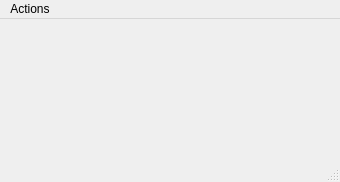
First picture: the form in BoneLedDisplay/BoneLedDisplay.ui, repository Syntro/BeagleBoneLeds, before the edit.
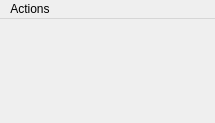
Second picture: the form after the edit.

Commit message: Reducing footprint for Gumstix LCD

```diff
--- a/BoneLedDisplay/BoneLedDisplay.ui
+++ b/BoneLedDisplay/BoneLedDisplay.ui
@@ -6,8 +6,8 @@
    <rect>
     <x>0</x>
     <y>0</y>
-    <width>340</width>
-    <height>182</height>
+    <width>215</width>
+    <height>123</height>
    </rect>
   </property>
   <property name="windowTitle">
@@ -19,7 +19,7 @@
     <rect>
      <x>0</x>
      <y>0</y>
-     <width>340</width>
+     <width>215</width>
      <height>21</height>
     </rect>
    </property>
@@ -31,7 +31,6 @@
    </widget>
    <addaction name="menuActions"/>
   </widget>
-  <widget class="QStatusBar" name="statusBar"/>
   <action name="actionExit">
    <property name="text">
     <string>Exit</string>
```
Left out of the diff: 3 changed lines with no effect on the pictures. The commit also changes 2 other files.
